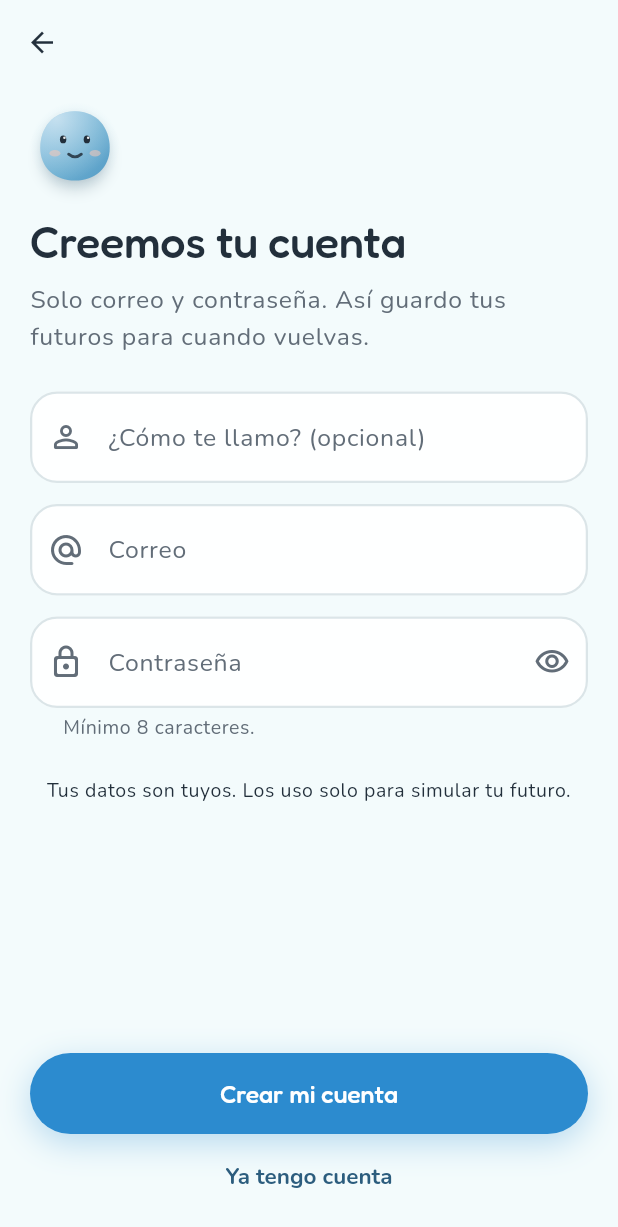
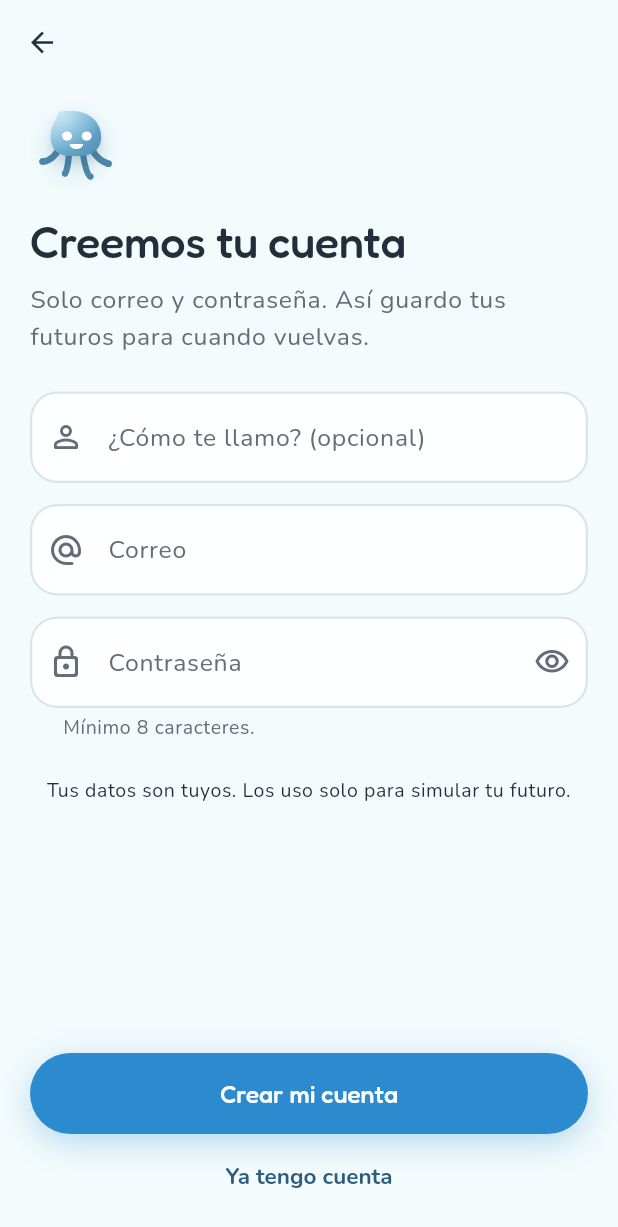
Before and after one commit to agustinbarrientos/platanus-bog-26, a Flutter app: the screen it shows after launch, after a tap on "Empieza", on a phone screen of 412 x 824 dp. Shown: the top 1227 px of the screen. Run offline on Flutter 3.47's test engine with Material 3 defaults, Android fonts, the phone set to English and light mode, and no system bars; drawn by our look-alikes of flutter_animate; our stand-ins replace file_picker, flutter_riverpod, flutter_secure_storage, go_router, google_fonts, image_picker and 1 more; missing offline and left inert: health.

Commit message:
feat: icono y chat

```diff
--- a/apps/mobile/lib/app/theme/tokens.dart
+++ b/apps/mobile/lib/app/theme/tokens.dart
@@ -29,6 +29,11 @@ abstract final class MoiraiColors {
 
   /// Gris de las trayectorias "si sigues igual".
   static const ghost = Color(0xFFB5C2CC);
+
+  /// Azul del ícono de la app y del splash de Android (`design/app-icons/`,
+  /// `android/app/src/main/res/values/colors.xml`). Es la marca en el
+  /// launcher, no un color de UI: dentro de la app manda [action].
+  static const brand = Color(0xFF0096EA);
 }
 
 /// Escala de espaciado base 4 (del DS): 2, 4, 8, 12, 16, 20, 24, 32, 40, 56.
--- a/apps/mobile/lib/data/repositories/chat_repository.dart
+++ b/apps/mobile/lib/data/repositories/chat_repository.dart
@@ -53,6 +53,7 @@ class ChatRepository {
     '¿Cuál de mis datos pesa más en el resultado?',
     '¿Qué examen me conviene hacerme primero?',
     '¿Qué cambio pequeño me ayudaría más?',
+    '¿Quién eres?',
   ];
 
   /// Sugerencias cuando ya hay un resultado: apuntan a lo que está en pantalla.
@@ -107,6 +108,13 @@ class ChatRepository {
       final i = r.escenarios.indexOf(enfocado);
       return ('$demo ${palanca(enfocado, i + 1)}', [f('sim:escenario:$i', 'Palanca #${i + 1}: ${enfocado.etiqueta}', 'resultado')]);
     }
+    if (_tiene(m, ['quien eres', 'que eres', 'medusa', 'quien es moirai', 'como te llamas'])) {
+      return (
+        'Soy Moirai, una medusa Turritopsis dohrnii: el único animal que, cuando se estresa o envejece, devuelve su reloj celular a un estado juvenil en vez de morir. '
+        'Yo no puedo hacer eso contigo —nadie puede—, pero sí simulo miles de versiones de tu futuro y te muestro cuál de tus hábitos lo mueve más. No tejo tu destino: te enseño a hilarlo.',
+        const [],
+      );
+    }
     if (_tiene(m, ['rango', 'banda', 'segur', 'incertid', 'ancho', 'confia'])) {
       return (
         '$demo ${r.incertidumbre} La banda P10–P90 es lo que todavía no sé de ti: el 80 % de tus futuros simulados cae dentro. Medir lo que hoy imputo la angosta.',
--- a/apps/mobile/lib/features/auth/welcome_screen.dart
+++ b/apps/mobile/lib/features/auth/welcome_screen.dart
@@ -35,6 +35,16 @@ class WelcomeScreen extends StatelessWidget {
                             .animate(delay: const Duration(milliseconds: 160))
                             .fadeIn(duration: Motion.slow, curve: Motion.out)
                             .slideY(begin: .1, end: 0, duration: Motion.slow, curve: Motion.out),
+                        const SizedBox(height: Sp.x3),
+                        // Quién es, en una línea: la medusa que revierte su reloj celular.
+                        // La misma presentación que hace en el chat.
+                        Text(
+                          'La medusa que sabe devolver su reloj.',
+                          style: t.labelMedium!.copyWith(color: MoiraiColors.ink3, letterSpacing: .4),
+                          textAlign: TextAlign.center,
+                        )
+                            .animate(delay: const Duration(milliseconds: 220))
+                            .fadeIn(duration: Motion.slow, curve: Motion.out),
                         const SizedBox(height: Sp.x4),
                         ConstrainedBox(
                           constraints: const BoxConstraints(maxWidth: 300),
--- a/apps/mobile/lib/features/chat/chat_screen.dart
+++ b/apps/mobile/lib/features/chat/chat_screen.dart
@@ -198,7 +198,7 @@ class _ChatScreenState extends ConsumerState<ChatScreen> {
         titleSpacing: 0,
         title: Row(
           children: [
-            MoiraiMascot(size: 36, mood: _mood),
+            MoiraiMascot(size: 36, halo: false, mood: _mood),
             const SizedBox(width: Sp.x4),
             Expanded(
               child: Column(
@@ -304,18 +304,25 @@ class _EstadoVacio extends StatelessWidget {
         ).stagger(0),
         const SizedBox(height: Sp.x8),
         const Center(child: MoiraiMascot(size: 96)).stagger(1),
-        const SizedBox(height: Sp.x5),
+        const SizedBox(height: Sp.x4),
+        // Quién es: la medusa que sabe devolver su reloj. Una línea, una vez.
+        Text(
+          'Moirai · medusa Turritopsis dohrnii',
+          textAlign: TextAlign.center,
+          style: t.labelMedium!.copyWith(color: MoiraiColors.ink3, letterSpacing: .4),
+        ).stagger(2),
+        const SizedBox(height: Sp.x4),
         Text(
           'Pregúntame lo que quieras sobre tus datos',
           textAlign: TextAlign.center,
           style: t.headlineSmall,
-        ).stagger(2),
+        ).stagger(3),
         const SizedBox(height: Sp.x3),
         Text(
           'Respondo con lo que tengo guardado de ti —perfil, exámenes, edad biológica— y con lo que vi en tu última simulación: tus palancas, tu rango, el porqué. Debajo de cada respuesta te digo qué leí.',
           textAlign: TextAlign.center,
           style: t.bodyMedium!.copyWith(color: MoiraiColors.ink2),
-        ).stagger(3),
+        ).stagger(4),
         const SizedBox(height: Sp.x7),
         Wrap(
           spacing: Sp.x3,
@@ -328,7 +335,7 @@ class _EstadoVacio extends StatelessWidget {
                 selected: false,
                 icon: Icons.chat_bubble_outline_rounded,
                 onTap: () => onPregunta(s),
-              ).stagger(4 + i),
+              ).stagger(5 + i),
           ],
         ),
       ],
@@ -447,7 +454,7 @@ class _Burbuja extends StatelessWidget {
           SizedBox(
             width: 30,
             height: 30,
-            child: conAvatar ? MoiraiMascot(size: 30, mood: escribiendo ? MascotMood.working : MascotMood.idle) : null,
+            child: conAvatar ? MoiraiMascot(size: 30, halo: false, mood: escribiendo ? MascotMood.working : MascotMood.idle) : null,
           ),
           const SizedBox(width: Sp.x3),
         ],
--- a/apps/mobile/lib/widgets/mascot.dart
+++ b/apps/mobile/lib/widgets/mascot.dart
@@ -8,34 +8,59 @@ import '../app/theme/tokens.dart';
 /// amplifica el miedo (anotación del diseño).
 enum MascotMood { idle, working, gentle, happy }
 
-/// Moirai, la mascota. Un compañero redondo que respira, parpadea y, cuando
-/// trabaja, tiene tres puntos orbitando. Dibujada en código (sin assets).
+/// Moirai, la mascota: una medusa *Turritopsis dohrnii* —el único animal que
+/// sabe devolver su reloj celular a un estado juvenil—, la misma silueta del
+/// ícono de la app (`design/app-icons/`). Allá es blanca sobre azul de marca;
+/// aquí va en negativo (campana azul, cara clara) para que se lea sobre el
+/// fondo claro, incluso a 30 px en el avatar del chat.
+///
+/// Nada de assets: se dibuja en código para que respire, nade, parpadee y
+/// cambie de ánimo en cualquier tamaño.
 class MoiraiMascot extends StatefulWidget {
-  const MoiraiMascot({super.key, this.size = 120, this.mood = MascotMood.idle});
+  const MoiraiMascot({super.key, this.size = 120, this.mood = MascotMood.idle, this.halo = true});
 
   final double size;
   final MascotMood mood;
+
+  /// Halo azul detrás. Se apaga en avatares pequeños dentro de burbujas.
+  final bool halo;
 
   @override
   State<MoiraiMascot> createState() => _MoiraiMascotState();
 }
 
 class _MoiraiMascotState extends State<MoiraiMascot> with TickerProviderStateMixin {
-  late final AnimationController _breath = AnimationController(vsync: this, duration: const Duration(milliseconds: 3200))..repeat();
-  late final AnimationController _orbit = AnimationController(vsync: this, duration: const Duration(milliseconds: 2600))..repeat();
+  /// Nado: la campana se contrae y el cuerpo sube. Los tentáculos van con
+  /// retraso sobre esta misma fase, como en una medusa real.
+  late final AnimationController _swim = AnimationController(vsync: this, duration: _ritmo(widget.mood))..repeat();
+  late final AnimationController _bubbles = AnimationController(vsync: this, duration: const Duration(milliseconds: 3800))..repeat();
   late final AnimationController _blink = AnimationController(vsync: this, duration: const Duration(milliseconds: 6500))..repeat();
   late final AnimationController _mood = AnimationController(vsync: this, duration: Motion.slow, value: 1);
+
+  /// Cuando piensa nada más rápido; cuando da una noticia delicada, más lento.
+  static Duration _ritmo(MascotMood m) => switch (m) {
+    MascotMood.working => const Duration(milliseconds: 1900),
+    MascotMood.happy => const Duration(milliseconds: 2400),
+    MascotMood.gentle => const Duration(milliseconds: 4200),
+    MascotMood.idle => const Duration(milliseconds: 3400),
+  };
 
   @override
   void didUpdateWidget(covariant MoiraiMascot old) {
     super.didUpdateWidget(old);
-    if (old.mood != widget.mood) _mood.forward(from: 0);
+    if (old.mood != widget.mood) {
+      _mood.forward(from: 0);
+      // Cambiar el ritmo sin cortar el ciclo: retoma donde iba.
+      _swim
+        ..duration = _ritmo(widget.mood)
+        ..repeat(min: 0, max: 1, period: _ritmo(widget.mood));
+    }
   }
 
   @override
   void dispose() {
-    _breath.dispose();
-    _orbit.dispose();
+    _swim.dispose();
+    _bubbles.dispose();
     _blink.dispose();
     _mood.dispose();
     super.dispose();
@@ -48,14 +73,15 @@ class _MoiraiMascotState extends State<MoiraiMascot> with TickerProviderStateMix
         width: widget.size,
         height: widget.size,
         child: AnimatedBuilder(
-          animation: Listenable.merge([_breath, _orbit, _blink, _mood]),
+          animation: Listenable.merge([_swim, _bubbles, _blink, _mood]),
           builder: (_, _) => CustomPaint(
-            painter: _MascotPainter(
-              breath: _breath.value,
-              orbit: _orbit.value,
+            painter: _MedusaPainter(
+              swim: _swim.value,
+              bubbles: _bubbles.value,
               blink: _blink.value,
               moodT: Curves.easeOut.transform(_mood.value),
               mood: widget.mood,
+              halo: widget.halo,
             ),
           ),
         ),
@@ -64,137 +90,226 @@ class _MoiraiMascotState extends State<MoiraiMascot> with TickerProviderStateMix
   }
 }
 
-class _MascotPainter extends CustomPainter {
-  _MascotPainter({required this.breath, required this.orbit, required this.blink, required this.moodT, required this.mood});
+class _MedusaPainter extends CustomPainter {
+  _MedusaPainter({
+    required this.swim,
+    required this.bubbles,
+    required this.blink,
+    required this.moodT,
+    required this.mood,
+    required this.halo,
+  });
 
-  final double breath, orbit, blink, moodT;
+  final double swim, bubbles, blink, moodT;
   final MascotMood mood;
+  final bool halo;
+
+  /// Tentáculos: (x de arranque, desplazamiento del extremo en x e y, grosor,
+  /// desfase de la onda). Los dos de afuera barren casi horizontal y los del
+  /// medio cuelgan largos, como en el ícono.
+  static const _tentaculos = <(double, double, double, double, double)>[
+    (34, -23, 17, 7.2, 0.00),
+    (44, -8, 31, 6.8, 0.16),
+    (58, 9, 33, 6.8, 0.32),
+    (67, 23, 18, 7.2, 0.48),
+  ];
 
   @override
   void paint(Canvas canvas, Size size) {
     final s = size.shortestSide;
     final c = Offset(size.width / 2, size.height / 2);
-    final u = s / 100; // unidades relativas (viewBox 100)
+    final u = s / 100; // viewBox 100×100
+    final detalle = s >= 44; // brillos y mejillas solo cuando se ven
 
-    // Respiración: sube y crece apenas.
-    final br = math.sin(breath * 2 * math.pi);
-    final dy = -1.5 * u * br;
-    final scale = 1 + 0.018 * br;
+    final fase = swim * 2 * math.pi;
+    final pulso = math.sin(fase);
+    // La contracción de la campana empuja el cuerpo hacia arriba.
+    final dy = -2.4 * u * pulso;
+    final anchoCampana = 1 + .045 * pulso;
+    final altoCampana = 1 - .038 * pulso;
 
-    // Halo radial detrás.
-    final halo = Paint()
-      ..shader = RadialGradient(colors: [MoiraiColors.blue.withValues(alpha: .28), MoiraiColors.blue.withValues(alpha: 0)]).createShader(Rect.fromCircle(center: c, radius: 50 * u));
-    canvas.drawCircle(c, 50 * u, halo);
+    if (halo) {
+      final r = 52 * u;
+      canvas.drawCircle(
+        c,
+        r,
+        Paint()
+          ..shader = RadialGradient(
+            colors: [MoiraiColors.blue.withValues(alpha: .22), MoiraiColors.blue.withValues(alpha: 0)],
+          ).createShader(Rect.fromCircle(center: c, radius: r)),
+      );
+    }
+
+    // Burbujas del pensamiento: suben por detrás mientras trabaja.
+    if (mood == MascotMood.working || mood == MascotMood.happy) {
+      _burbujas(canvas, c, u, dy);
+    }
 
     canvas.save();
-    canvas.translate(c.dx, c.dy + dy);
-    canvas.scale(scale);
-    canvas.translate(-50 * u, -50 * u);
+    canvas.translate(c.dx - 50 * u, c.dy - 50 * u + dy);
 
-    // Cuerpo: blob redondeado con degradado suave.
-    final body = Path()
-      ..moveTo(50 * u, 12 * u)
-      ..cubicTo(74 * u, 12 * u, 88 * u, 30 * u, 88 * u, 52 * u)
-      ..cubicTo(88 * u, 74 * u, 72 * u, 88 * u, 50 * u, 88 * u)
-      ..cubicTo(28 * u, 88 * u, 12 * u, 74 * u, 12 * u, 52 * u)
-      ..cubicTo(12 * u, 30 * u, 26 * u, 12 * u, 50 * u, 12 * u)
+    // ── Tentáculos (detrás de la campana) ──────────────────────────────────
+    // Un tono por debajo de la campana, no un contorno negro: en el ícono
+    // cuerpo y tentáculos son del mismo color.
+    final tinta = Paint()
+      ..style = PaintingStyle.stroke
+      ..strokeCap = StrokeCap.round
+      ..color = Color.lerp(MoiraiColors.blue, MoiraiColors.blueInk, .5)!;
+    const baseY = 52.0;
+    for (final (x0, dx, caida, grosor, desf) in _tentaculos) {
+      final onda = math.sin(fase - desf * 2 * math.pi);
+      // Cae recto y después se abre: la curva del ícono.
+      final finX = (x0 + dx + onda * 3.4) * u;
+      final finY = (baseY + caida * (1 - .05 * onda)) * u;
+      final p = Path()
+        ..moveTo(x0 * u, (baseY - 6) * u)
+        ..cubicTo(
+          (x0 + dx * .06) * u,
+          (baseY + caida * .5) * u,
+          (x0 + dx * .62 + onda * 1.6) * u,
+          (baseY + caida * .95) * u,
+          finX,
+          finY,
+        );
+      canvas.drawPath(p, Paint.from(tinta)..strokeWidth = grosor * u);
+      canvas.drawCircle(Offset(finX, finY), grosor / 2 * u, Paint()..color = tinta.color);
+    }
+
+    // ── Campana ────────────────────────────────────────────────────────────
+    canvas.save();
+    canvas.translate(50 * u, 40 * u);
+    canvas.scale(anchoCampana, altoCampana);
+    canvas.translate(-50 * u, -40 * u);
+
+    // El `close()` final traza la recta que forma la punta doblada del ícono.
+    final campana = Path()
+      ..moveTo(33 * u, 13 * u)
+      ..cubicTo(60 * u, 6 * u, 78 * u, 21 * u, 78 * u, 41 * u)
+      ..cubicTo(78 * u, 55 * u, 68 * u, 63 * u, 55 * u, 63 * u)
+      ..lineTo(45 * u, 63 * u)
+      ..cubicTo(32 * u, 63 * u, 24 * u, 55 * u, 24 * u, 41 * u)
+      ..cubicTo(24 * u, 33 * u, 26 * u, 27 * u, 29 * u, 23 * u)
       ..close();
-    final bodyPaint = Paint()
-      ..shader = const LinearGradient(
-        begin: Alignment.topLeft,
-        end: Alignment.bottomRight,
-        colors: [Color(0xFF8FC6E6), MoiraiColors.blue, Color(0xFF4F96C2)],
-        stops: [0, .55, 1],
-      ).createShader(Rect.fromLTWH(0, 0, 100 * u, 100 * u));
-    canvas.drawShadow(body, MoiraiColors.blueInk.withValues(alpha: .35), 6 * u, false);
-    canvas.drawPath(body, bodyPaint);
 
-    // Brillo superior.
-    final gloss = Paint()
-      ..shader = RadialGradient(center: const Alignment(-.4, -.6), radius: .7, colors: [Colors.white.withValues(alpha: .55), Colors.white.withValues(alpha: 0)]).createShader(Rect.fromLTWH(0, 0, 100 * u, 100 * u));
-    canvas.drawPath(body, gloss);
+    canvas.drawShadow(campana, MoiraiColors.blueInk.withValues(alpha: .30), 5 * u, false);
+    canvas.drawPath(
+      campana,
+      Paint()
+        ..shader = const LinearGradient(
+          begin: Alignment.topLeft,
+          end: Alignment.bottomRight,
+          colors: [Color(0xFFA9DCF2), MoiraiColors.blue, Color(0xFF4C87AC)],
+          stops: [0, .5, 1],
+        ).createShader(Rect.fromLTWH(20 * u, 8 * u, 60 * u, 58 * u)),
+    );
 
-    // Mejillas.
-    final cheek = Paint()..color = const Color(0xFFF7C8B8).withValues(alpha: .55);
-    canvas.drawOval(Rect.fromCenter(center: Offset(28 * u, 58 * u), width: 12 * u, height: 7 * u), cheek);
-    canvas.drawOval(Rect.fromCenter(center: Offset(72 * u, 58 * u), width: 12 * u, height: 7 * u), cheek);
+    if (detalle) {
+      // Brillo de gelatina arriba a la izquierda.
+      canvas.drawPath(
+        campana,
+        Paint()
+          ..shader = RadialGradient(
+            center: const Alignment(-.45, -.75),
+            radius: .75,
+            colors: [Colors.white.withValues(alpha: .5), Colors.white.withValues(alpha: 0)],
+          ).createShader(Rect.fromLTWH(20 * u, 8 * u, 60 * u, 58 * u)),
+      );
+    }
 
-    // Ojos: parpadeo en una ventana corta del ciclo.
-    final blinkPhase = blink;
-    double open = 1;
-    if (blinkPhase > .92 && blinkPhase < .98) {
-      final t = (blinkPhase - .92) / .06;
-      open = 1 - math.sin(t * math.pi) * .9;
+    _cara(canvas, u, detalle);
+    canvas.restore(); // campana
+    canvas.restore(); // cuerpo
+  }
+
+  /// Ojos y boca del ícono —dos puntos y una media luna— en claro sobre la
+  /// campana azul.
+  void _cara(Canvas canvas, double u, bool detalle) {
+    final claro = Paint()..color = MoiraiColors.surface;
+    final trazo = Paint()
+      ..color = MoiraiColors.surface
+      ..style = PaintingStyle.stroke
+      ..strokeCap = StrokeCap.round
+      ..strokeWidth = 3.4 * u;
+
+    final gentil = mood == MascotMood.gentle;
+    final ojoY = (gentil ? 41.5 : 40.0) * u;
+    const ojos = [41.5, 62.5];
+
+    // Parpadeo: una ventana corta del ciclo, nunca un titileo.
+    var abierto = 1.0;
+    if (blink > .93 && blink < .985) {
+      abierto = 1 - math.sin((blink - .93) / .055 * math.pi) * .92;
     }
-    final eyeY = mood == MascotMood.gentle ? 45 * u : 43 * u;
-    final eyePaint = Paint()
-      ..color = MoiraiColors.ink
-      ..style = PaintingStyle.fill;
-    final eyeStroke = Paint()
-      ..color = MoiraiColors.ink
-      ..style = PaintingStyle.stroke
-      ..strokeWidth = 3.2 * u
-      ..strokeCap = StrokeCap.round;
+    if (gentil) abierto *= .62;
 
     if (mood == MascotMood.happy) {
-      // Ojos felices: arcos.
-      for (final x in [37.0, 63.0]) {
-        final p = Path()
-          ..moveTo((x - 5) * u, eyeY + 1 * u)
-          ..quadraticBezierTo(x * u, (eyeY - 6 * u), (x + 5) * u, eyeY + 1 * u);
-        canvas.drawPath(p, eyeStroke);
+      for (final x in ojos) {
+        canvas.drawPath(
+          Path()
+            ..moveTo((x - 5.8) * u, ojoY + 2 * u)
+            ..quadraticBezierTo(x * u, (ojoY - 6 * u), (x + 5.8) * u, ojoY + 2 * u),
+          trazo,
+        );
       }
     } else {
-      for (final x in [37.0, 63.0]) {
-        canvas.drawOval(Rect.fromCenter(center: Offset(x * u, eyeY), width: 7 * u, height: 8.5 * u * math.max(open, .08)), eyePaint);
-        // Brillo del ojo.
-        if (open > .5) {
-          canvas.drawCircle(Offset((x + 1.4) * u, eyeY - 2 * u), 1.4 * u, Paint()..color = Colors.white.withValues(alpha: .9));
-        }
+      for (final x in ojos) {
+        canvas.drawOval(
+          Rect.fromCenter(
+            center: Offset(x * u, ojoY),
+            width: 10.6 * u,
+            height: 10.6 * u * math.max(abierto, .1),
+          ),
+          claro,
+        );
       }
     }
 
-    // Boca según ánimo.
-    final mouth = Path();
+    // Boca: la media luna del ícono (borde recto arriba, curva abajo).
+    final bocaC = Offset(51.5 * u, 49 * u);
     switch (mood) {
       case MascotMood.happy:
-        mouth
-          ..moveTo(40 * u, 58 * u)
-          ..quadraticBezierTo(50 * u, 68 * u, 60 * u, 58 * u);
+        canvas.drawPath(
+          Path()..addArc(Rect.fromCenter(center: bocaC, width: 18 * u, height: 16 * u), 0, math.pi),
+          claro,
+        );
+      case MascotMood.idle:
+        canvas.drawPath(
+          Path()..addArc(Rect.fromCenter(center: bocaC, width: 14.5 * u, height: 12 * u), 0, math.pi),
+          claro,
+        );
       case MascotMood.gentle:
-        mouth
-          ..moveTo(44 * u, 60 * u)
-          ..quadraticBezierTo(50 * u, 63 * u, 56 * u, 60 * u);
+        // Sonrisa mínima y serena: nunca una mueca triste.
+        canvas.drawPath(
+          Path()
+            ..moveTo(45.5 * u, 49 * u)
+            ..quadraticBezierTo(51.5 * u, 52.5 * u, 57.5 * u, 49 * u),
+          trazo,
+        );
       case MascotMood.working:
-        mouth.addOval(Rect.fromCenter(center: Offset(50 * u, 61 * u), width: 7 * u, height: 6 * u));
-      case MascotMood.idle:
-        mouth
-          ..moveTo(43 * u, 59 * u)
-          ..quadraticBezierTo(50 * u, 65 * u, 57 * u, 59 * u);
+        canvas.drawOval(Rect.fromCenter(center: bocaC, width: 7.5 * u, height: 8.5 * u), claro);
     }
-    canvas.drawPath(
-      mouth,
-      Paint()
-        ..color = MoiraiColors.ink.withValues(alpha: .85)
-        ..style = mood == MascotMood.working ? PaintingStyle.fill : PaintingStyle.stroke
-        ..strokeWidth = 3 * u
-        ..strokeCap = StrokeCap.round,
-    );
-    canvas.restore();
+  }
 
-    // Trabajando: tres puntos orbitando (verde, ámbar, azul tenue).
-    if (mood == MascotMood.working) {
-      final colors = [MoiraiColors.green, MoiraiColors.amber, MoiraiColors.blueInk];
-      for (var i = 0; i < 3; i++) {
-        final a = orbit * 2 * math.pi + i * 2 * math.pi / 3;
-        final r = 46 * u;
-        final p = Offset(c.dx + math.cos(a) * r, c.dy + math.sin(a) * r * .55 + dy);
-        final depth = (math.sin(a) + 1) / 2; // adelante/atrás
-        canvas.drawCircle(p, (2.6 + depth * 2.2) * u, Paint()..color = colors[i].withValues(alpha: .35 + depth * .65));
-      }
+  /// Tres burbujas que suben y se desvanecen. Reemplazan al spinner: la
+  /// mascota está pensando, no la app está trabada.
+  void _burbujas(Canvas canvas, Offset c, double u, double dy) {
+    const n = 3;
+    for (var i = 0; i < n; i++) {
+      final t = (bubbles + i / n) % 1;
+      final x = c.dx + (i.isEven ? 27 : -29) * u + math.sin(t * 3.1 + i) * 4 * u;
+      final y = c.dy + dy + (32 - 74 * t) * u;
+      final alpha = math.sin(t * math.pi).clamp(0.0, 1.0) * .55;
+      canvas.drawCircle(
+        Offset(x, y),
+        (2.2 + 2.4 * t) * u,
+        Paint()
+          ..color = MoiraiColors.blue.withValues(alpha: alpha)
+          ..style = PaintingStyle.stroke
+          ..strokeWidth = 1.6 * u,
+      );
     }
   }
 
   @override
-  bool shouldRepaint(covariant _MascotPainter o) => true;
+  bool shouldRepaint(covariant _MedusaPainter o) => true;
 }
```
Also changed, not shown: 41 other files.
